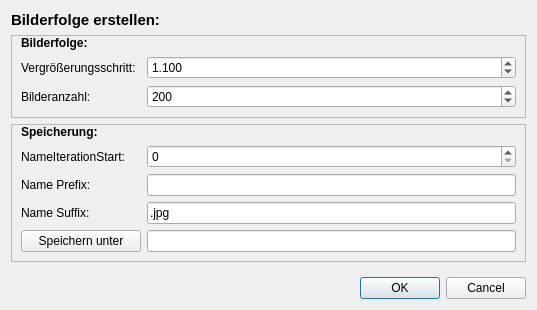
Qt form src/dialogimageserie.ui (M4RKUS28/Fraktalgenerator) before a commit.
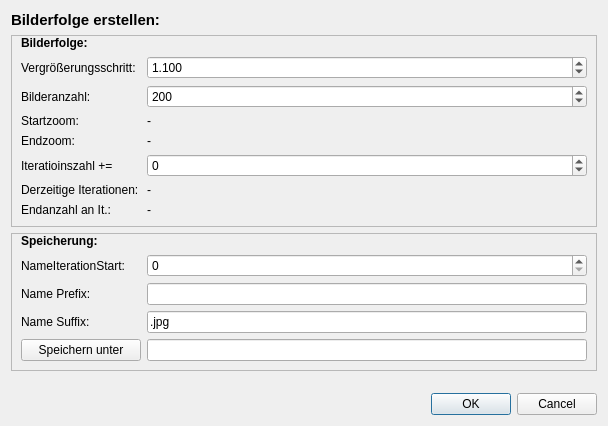
The same form after that commit.

Diff of the .ui file:
```diff
--- a/src/dialogimageserie.ui
+++ b/src/dialogimageserie.ui
@@ -6,8 +6,8 @@
    <rect>
     <x>0</x>
     <y>0</y>
-    <width>537</width>
-    <height>310</height>
+    <width>608</width>
+    <height>426</height>
    </rect>
   </property>
   <property name="windowTitle">
@@ -39,6 +39,31 @@
       <property name="topMargin">
        <number>0</number>
       </property>
+      <item row="0" column="0" colspan="2">
+       <widget class="QLabel" name="label_7">
+        <property name="font">
+         <font>
+          <bold>true</bold>
+         </font>
+        </property>
+        <property name="text">
+         <string>Bilderfolge:</string>
+        </property>
+       </widget>
+      </item>
+      <item row="1" column="0">
+       <widget class="QLabel" name="label_2">
+        <property name="minimumSize">
+         <size>
+          <width>120</width>
+          <height>0</height>
+         </size>
+        </property>
+        <property name="text">
+         <string>Vergrößerungsschritt:</string>
+        </property>
+       </widget>
+      </item>
       <item row="1" column="1">
        <widget class="QDoubleSpinBox" name="doubleSpinBoxZoomStep">
         <property name="decimals">
@@ -52,19 +77,6 @@
         </property>
        </widget>
       </item>
-      <item row="1" column="0">
-       <widget class="QLabel" name="label_2">
-        <property name="minimumSize">
-         <size>
-          <width>120</width>
-          <height>0</height>
-         </size>
-        </property>
-        <property name="text">
-         <string>Vergrößerungsschritt:</string>
-        </property>
-       </widget>
-      </item>
       <item row="2" column="0">
        <widget class="QLabel" name="label_3">
         <property name="text">
@@ -85,15 +97,76 @@
         </property>
        </widget>
       </item>
-      <item row="0" column="0" colspan="2">
-       <widget class="QLabel" name="label_7">
-        <property name="font">
-         <font>
-          <bold>true</bold>
-         </font>
+      <item row="3" column="0">
+       <widget class="QLabel" name="label_9">
+        <property name="text">
+         <string>Startzoom:</string>
         </property>
+       </widget>
+      </item>
+      <item row="3" column="1">
+       <widget class="QLabel" name="label_startZoom">
         <property name="text">
-         <string>Bilderfolge:</string>
+         <string>-</string>
+        </property>
+       </widget>
+      </item>
+      <item row="4" column="0">
+       <widget class="QLabel" name="label_10">
+        <property name="text">
+         <string>Endzoom:</string>
+        </property>
+       </widget>
+      </item>
+      <item row="4" column="1">
+       <widget class="QLabel" name="label_endZoom">
+        <property name="text">
+         <string>-</string>
+        </property>
+       </widget>
+      </item>
+      <item row="5" column="0">
+       <widget class="QLabel" name="label_11">
+        <property name="text">
+         <string>Iteratioinszahl +=</string>
+        </property>
+       </widget>
+      </item>
+      <item row="5" column="1">
+       <widget class="QSpinBox" name="spinBoxAddIt">
+        <property name="minimum">
+         <number>-9999</number>
+        </property>
+        <property name="maximum">
+         <number>99999</number>
+        </property>
+       </widget>
+      </item>
+      <item row="6" column="1">
+       <widget class="QLabel" name="label_StartIt">
+        <property name="text">
+         <string>-</string>
+        </property>
+       </widget>
+      </item>
+      <item row="7" column="1">
+       <widget class="QLabel" name="label_EndIt">
+        <property name="text">
+         <string>-</string>
+        </property>
+       </widget>
+      </item>
+      <item row="6" column="0">
+       <widget class="QLabel" name="label_14">
+        <property name="text">
+         <string>Derzeitige Iterationen:</string>
+        </property>
+       </widget>
+      </item>
+      <item row="7" column="0">
+       <widget class="QLabel" name="label_15">
+        <property name="text">
+         <string>Endanzahl an It.:</string>
         </property>
        </widget>
       </item>
@@ -138,7 +211,11 @@
        </widget>
       </item>
       <item row="1" column="1">
-       <widget class="QSpinBox" name="spinBox_NameItStart"/>
+       <widget class="QSpinBox" name="spinBox_NameItStart">
+        <property name="maximum">
+         <number>99999</number>
+        </property>
+       </widget>
       </item>
       <item row="2" column="0">
        <widget class="QLabel" name="label_5">
```
